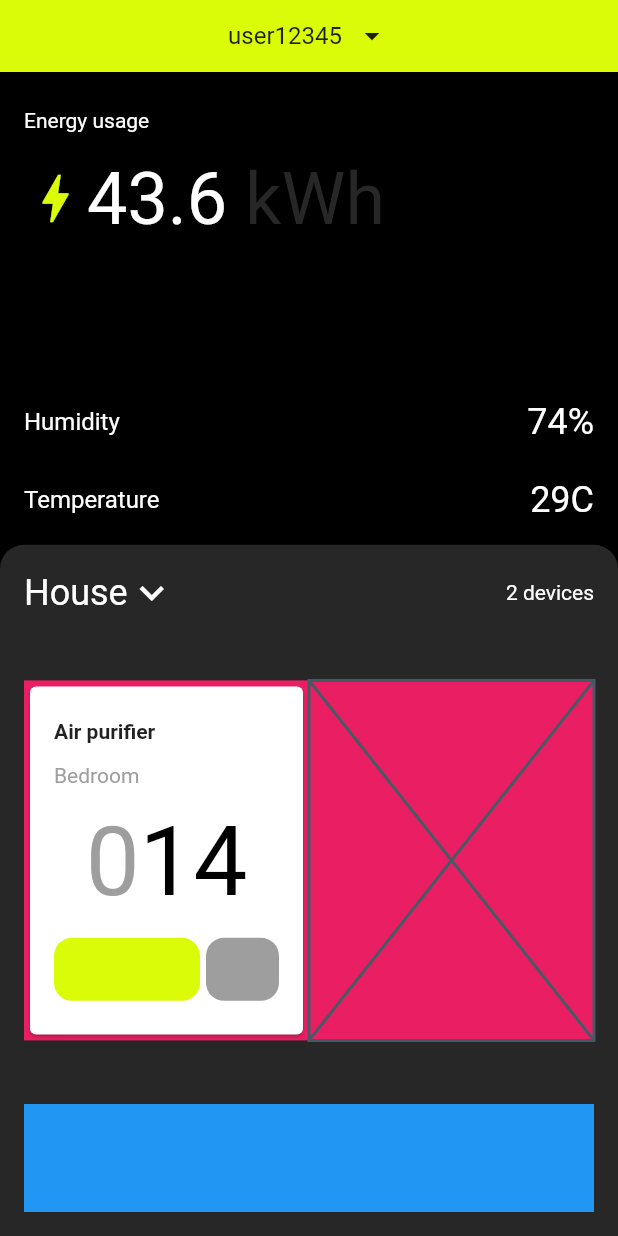
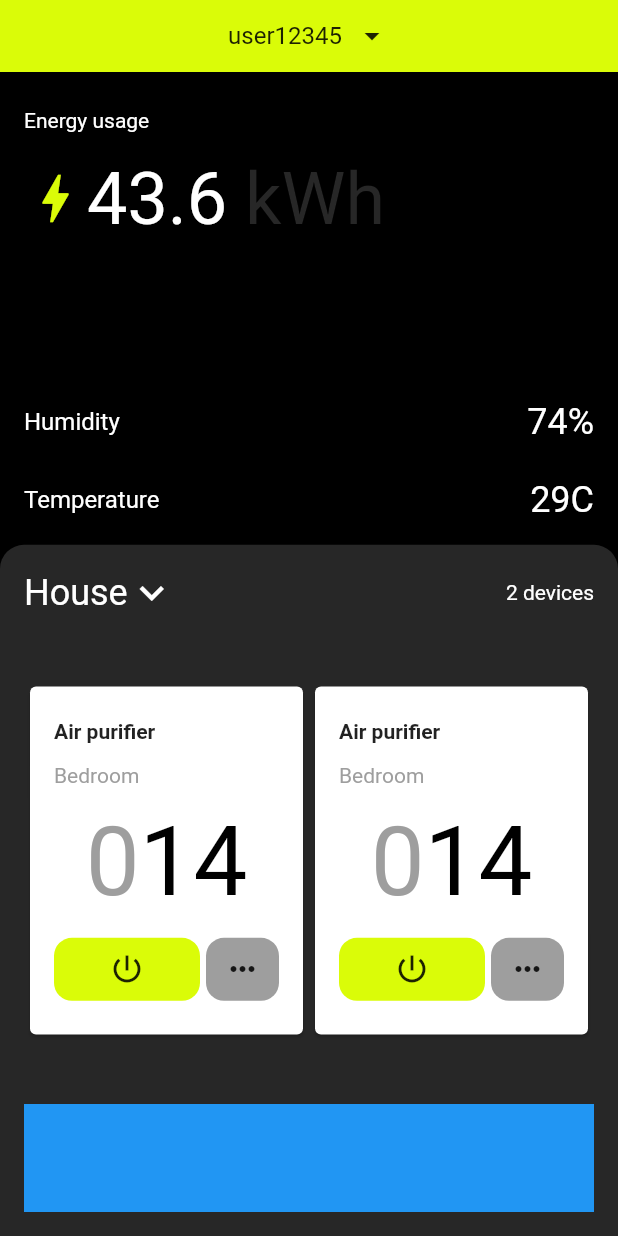
Before and after one commit to JAICHANGPARK/flutter_notebook_19th_story, a Flutter app: the screen it shows after launch, on a phone screen of 412 x 824 dp. Run offline on Flutter 3.47's test engine with Material 2 defaults, Android fonts, the phone set to English and light mode, and no system bars; our stand-ins replace cached_network_image, flutter_riverpod, freezed_annotation, smooth_page_indicator, video_player.

Commit message:
Update smart_home_main_page.dart

```diff
--- a/lib/ep1109_smart_home_app/src/ui/smart_home_main_page.dart
+++ b/lib/ep1109_smart_home_app/src/ui/smart_home_main_page.dart
@@ -167,7 +167,6 @@ class SmartHomeMainPage extends StatelessWidget {
                     ),
                     Container(
                       height: 240,
-                      color: Colors.pink,
                       child: Row(
                         children: [
                           Expanded(
@@ -220,6 +219,9 @@ class SmartHomeMainPage extends StatelessWidget {
                                               color: kShaAccents,
                                               borderRadius: BorderRadius.circular(12),
                                             ),
+                                            child: Center(
+                                              child: Icon(Icons.power_settings_new),
+                                            ),
                                           ),
                                         ),
                                         SizedBox(
@@ -232,6 +234,9 @@ class SmartHomeMainPage extends StatelessWidget {
                                               color: Colors.grey[500],
                                               borderRadius: BorderRadius.circular(12),
                                             ),
+                                            child: Center(
+                                              child: Icon(Icons.more_horiz),
+                                            ),
                                           ),
                                         ),
                                       ],
@@ -241,7 +246,83 @@ class SmartHomeMainPage extends StatelessWidget {
                               ),
                             ),
                           )),
-                          const Expanded(child: Placeholder()),
+                          Expanded(
+                              child: Card(
+                                child: Padding(
+                                  padding: const EdgeInsets.all(16.0),
+                                  child: Column(
+                                    mainAxisAlignment: MainAxisAlignment.spaceAround,
+                                    crossAxisAlignment: CrossAxisAlignment.start,
+                                    children: [
+                                      const Text(
+                                        "Air purifier",
+                                        style: TextStyle(
+                                          fontWeight: FontWeight.bold,
+                                        ),
+                                      ),
+                                      const Text(
+                                        "Bedroom",
+                                        style: TextStyle(
+                                          color: Colors.grey,
+                                        ),
+                                      ),
+                                      Row(
+                                        mainAxisAlignment: MainAxisAlignment.center,
+                                        children: const [
+                                          Text(
+                                            "0",
+                                            style: TextStyle(
+                                              fontSize: 64,
+                                              color: Colors.grey,
+                                            ),
+                                          ),
+                                          Text(
+                                            "14",
+                                            style: TextStyle(
+                                              fontSize: 64,
+                                              color: Colors.black,
+                                            ),
+                                          )
+                                        ],
+                                      ),
+                                      SizedBox(
+                                        height: 42,
+                                        child: Row(
+                                          children: [
+                                            Expanded(
+                                              flex: 8,
+                                              child: Container(
+                                                decoration: BoxDecoration(
+                                                  color: kShaAccents,
+                                                  borderRadius: BorderRadius.circular(12),
+                                                ),
+                                                child: Center(
+                                                  child: Icon(Icons.power_settings_new),
+                                                ),
+                                              ),
+                                            ),
+                                            SizedBox(
+                                              width: 4,
+                                            ),
+                                            Expanded(
+                                              flex: 4,
+                                              child: Container(
+                                                decoration: BoxDecoration(
+                                                  color: Colors.grey[500],
+                                                  borderRadius: BorderRadius.circular(12),
+                                                ),
+                                                child: Center(
+                                                  child: Icon(Icons.more_horiz),
+                                                ),
+                                              ),
+                                            ),
+                                          ],
+                                        ),
+                                      )
+                                    ],
+                                  ),
+                                ),
+                              )),
                         ],
                       ),
                     ),
```
